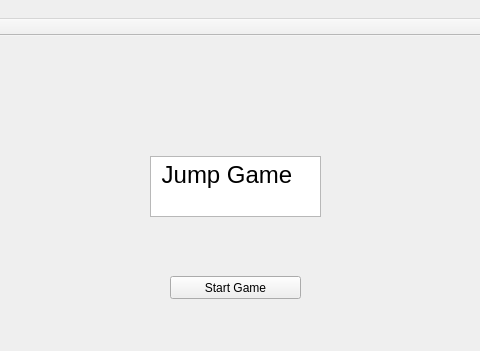
Jcrasto/Final-Project, file FinalProject/mainwindow.ui: the form before one commit; both pictures show x 120 to 600 and y 0 to 351 of the 726 by 561 pixel window.
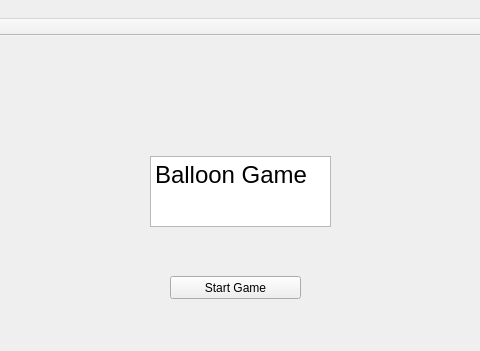
The form after the commit.

The edit to the form file:
```diff
--- a/FinalProject/mainwindow.ui
+++ b/FinalProject/mainwindow.ui
@@ -32,8 +32,8 @@
      <rect>
       <x>270</x>
       <y>120</y>
-      <width>171</width>
-      <height>61</height>
+      <width>181</width>
+      <height>71</height>
      </rect>
     </property>
     <property name="autoFillBackground">
@@ -44,8 +44,8 @@
 &lt;html&gt;&lt;head&gt;&lt;meta name=&quot;qrichtext&quot; content=&quot;1&quot; /&gt;&lt;style type=&quot;text/css&quot;&gt;
 p, li { white-space: pre-wrap; }
 &lt;/style&gt;&lt;/head&gt;&lt;body style=&quot; font-family:'MS Shell Dlg 2'; font-size:8.25pt; font-weight:400; font-style:normal;&quot;&gt;
-&lt;p style=&quot; margin-top:0px; margin-bottom:0px; margin-left:0px; margin-right:0px; -qt-block-indent:0; text-indent:0px;&quot;&gt;&lt;span style=&quot; font-size:18pt;&quot;&gt; Jump Game&lt;/span&gt;&lt;/p&gt;
-&lt;p style=&quot;-qt-paragraph-type:empty; margin-top:0px; margin-bottom:0px; margin-left:0px; margin-right:0px; -qt-block-indent:0; text-indent:0px;&quot;&gt;&lt;br /&gt;&lt;/p&gt;&lt;/body&gt;&lt;/html&gt;</string>
+&lt;p style=&quot; margin-top:0px; margin-bottom:0px; margin-left:0px; margin-right:0px; -qt-block-indent:0; text-indent:0px;&quot;&gt;&lt;span style=&quot; font-size:18pt;&quot;&gt;Balloon Game&lt;/span&gt;&lt;/p&gt;
+&lt;p style=&quot;-qt-paragraph-type:empty; margin-top:0px; margin-bottom:0px; margin-left:0px; margin-right:0px; -qt-block-indent:0; text-indent:0px; font-size:18pt;&quot;&gt;&lt;br /&gt;&lt;/p&gt;&lt;/body&gt;&lt;/html&gt;</string>
     </property>
    </widget>
    <widget class="QLabel" name="label">
```
